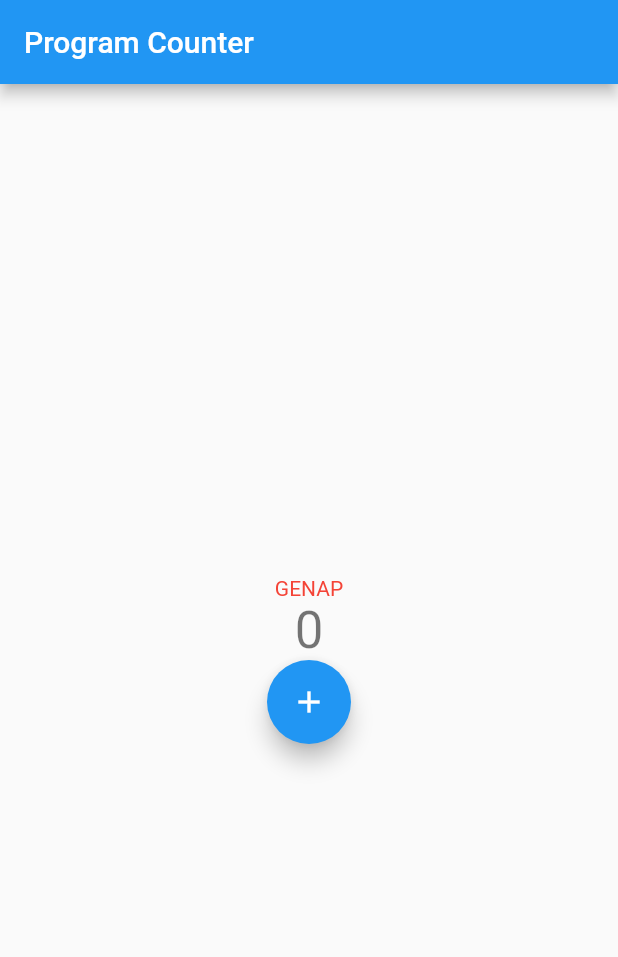
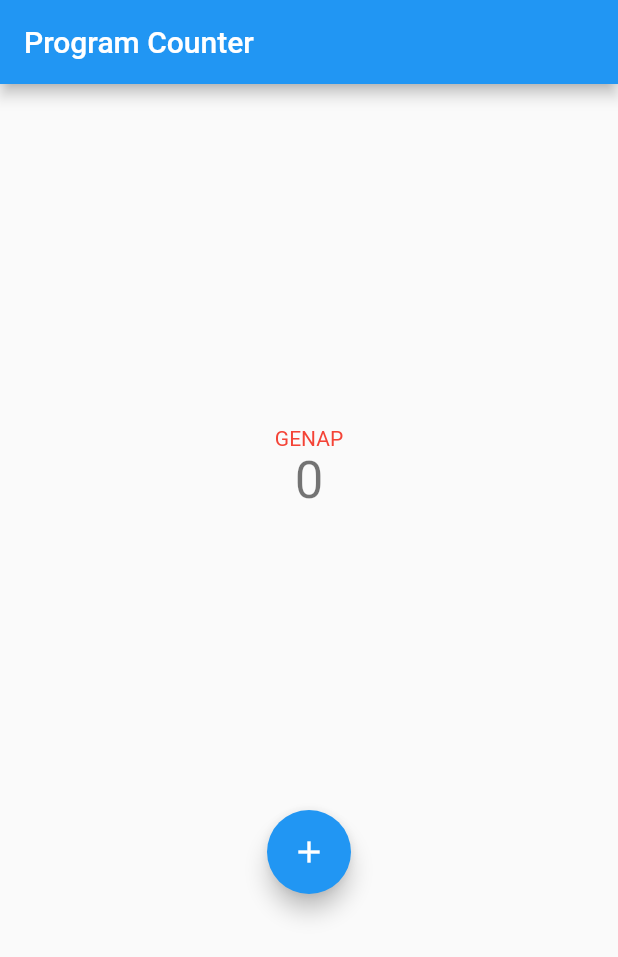
Before and after one commit to BalqisLumbun/pbp-flutter-lab, a Flutter app: the screen it shows after launch, on a phone screen of 412 x 824 dp. Shown: the top 957 px of the screen. Run offline on Flutter 3.47's test engine with Material 2 defaults, Android fonts, the phone set to English and light mode, and no system bars.

Commit message:
Update README

```diff
--- a/Downloads/counter_7/counter_7/lib/main.dart
+++ b/Downloads/counter_7/counter_7/lib/main.dart
@@ -138,6 +138,9 @@ class _MyHomePageState extends State<MyHomePage> {
       ),
       body: Column(
         mainAxisAlignment: MainAxisAlignment.center,
+        children: [
+          Column(
+            mainAxisAlignment: MainAxisAlignment.center,
             children: <Widget>[
               Text(
                 '$_gengan',
@@ -148,17 +151,30 @@ class _MyHomePageState extends State<MyHomePage> {
                 '$_counter',
                 style: Theme.of(context).textTheme.headline4,
               ),
+            ],
+          ),
+          Container(
+            height: 200.0,
+            width: 350.0,
+          ),
           Row(
+            crossAxisAlignment: CrossAxisAlignment.end,
             mainAxisAlignment: MainAxisAlignment.spaceEvenly,
             children: [
               if (isVisible)
-                FloatingActionButton(
+                Align(
+                  alignment: Alignment.bottomLeft,
+                  child: FloatingActionButton(
                     onPressed: _decrementCounter,
                     child: const Icon(Icons.remove),
                   ),
-              FloatingActionButton(
+                ),
+              Align(
+                alignment: Alignment.bottomRight,
+                child: FloatingActionButton(
                   onPressed: _incrementCounter,
                   child: const Icon(Icons.add),
+                ),
               ),
               // tooltip: 'Increment',
               // tooltip: 'Decrement',
--- a/lib/main.dart
+++ b/lib/main.dart
@@ -158,6 +158,7 @@ class _MyHomePageState extends State<MyHomePage> {
             width: 350.0,
           ),
           Row(
+            crossAxisAlignment: CrossAxisAlignment.end,
             mainAxisAlignment: MainAxisAlignment.spaceEvenly,
             children: [
               if (isVisible)
```
Also changed, not shown: 1 other file. Lines whose indentation alone changed are shown as unchanged.
